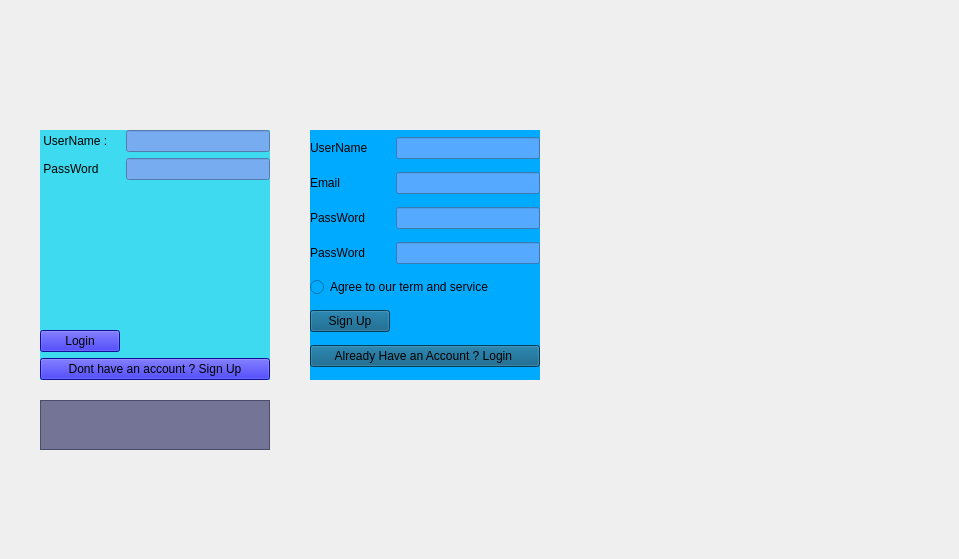
The window that Login_Sign_page/login_sign_page.ui (meh3one/Ap-FinalProj) describes before a commit, drawn with Qt 5.
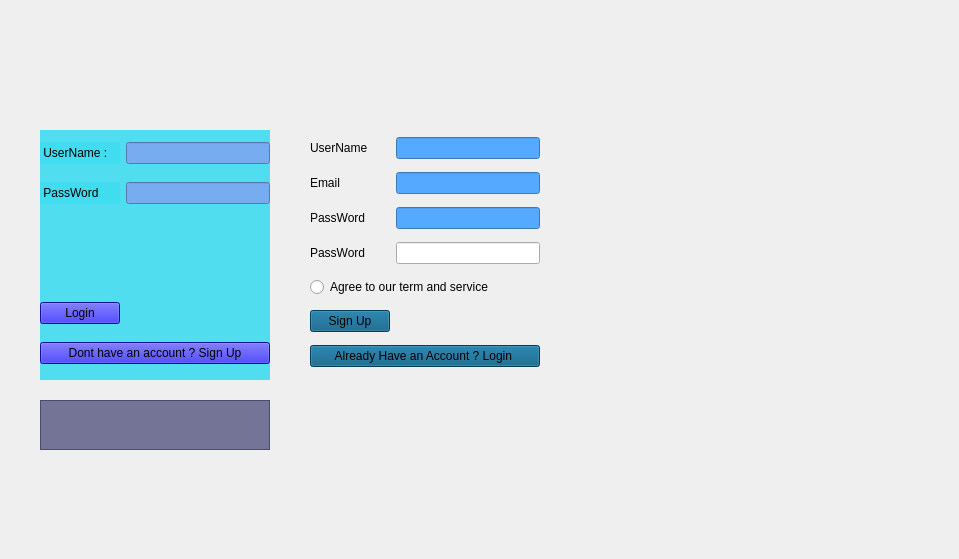
The same window after the commit. Icons and pictures are not drawn.

Commit message: added the Readonly Page and conected it to sLpage

Diff of the .ui file:
```diff
--- a/Login_Sign_page/login_sign_page.ui
+++ b/Login_Sign_page/login_sign_page.ui
@@ -30,7 +30,7 @@
      </rect>
     </property>
     <property name="styleSheet">
-     <string notr="true">background-color:rgb(62, 219, 240);
+     <string notr="true">background-color:rgb(62, 219, 240,0.9);
 
 color: rgb(0, 0, 0);</string>
     </property>
@@ -88,10 +88,13 @@
        <property name="orientation">
         <enum>Qt::Vertical</enum>
        </property>
+       <property name="sizeType">
+        <enum>QSizePolicy::Fixed</enum>
+       </property>
        <property name="sizeHint" stdset="0">
         <size>
          <width>20</width>
-         <height>40</height>
+         <height>80</height>
         </size>
        </property>
       </spacer>
@@ -108,7 +111,7 @@
      </rect>
     </property>
     <property name="styleSheet">
-     <string notr="true">background-color: rgb(0, 170, 255);
+     <string notr="true">background-color: rgb(255, 255, 255,.7) ;
 
 color: rgb(0, 0, 0);</string>
     </property>
@@ -123,7 +126,9 @@
      <item row="3" column="1">
       <widget class="QLineEdit" name="Sign_PassWord_input2">
        <property name="styleSheet">
-        <string notr="true">background-color: rgb(85, 170, 255)</string>
+        <string notr="true">background-color:: rgba(162, 219, 250);
+
+</string>
        </property>
       </widget>
      </item>
```
The commit also changes 9 other files.
